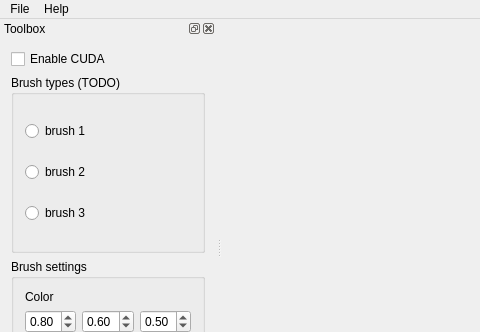
This is src/gui/mainwindow.ui in msypetkowski/2.5DPaint as Qt 5 draws it before an edit; both pictures show x 0 to 480 and y 0 to 332 of the 773 by 496 pixel window. The edited form follows.
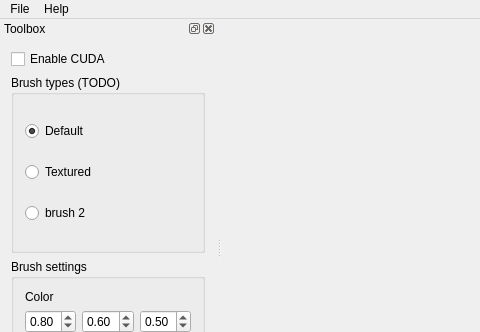
This is the edited form. Custom widgets are drawn as their Qt base class.

Commit message: Textured brush wip

Diff of the .ui file:
```diff
--- a/src/gui/mainwindow.ui
+++ b/src/gui/mainwindow.ui
@@ -102,7 +102,20 @@
            <cursorShape>PointingHandCursor</cursorShape>
           </property>
           <property name="text">
-           <string>brush 1</string>
+           <string>Default</string>
+          </property>
+          <property name="checked">
+           <bool>true</bool>
+          </property>
+         </widget>
+        </item>
+        <item>
+         <widget class="QRadioButton" name="texturedBrush">
+          <property name="cursor">
+           <cursorShape>PointingHandCursor</cursorShape>
+          </property>
+          <property name="text">
+           <string>Textured</string>
           </property>
          </widget>
         </item>
@@ -116,16 +129,6 @@
           </property>
          </widget>
         </item>
-        <item>
-         <widget class="QRadioButton" name="radioButton_2">
-          <property name="cursor">
-           <cursorShape>PointingHandCursor</cursorShape>
-          </property>
-          <property name="text">
-           <string>brush 3</string>
-          </property>
-         </widget>
-        </item>
        </layout>
       </widget>
      </item>
```
Left out of the diff: 4 changed lines with no effect on the pictures. The commit also changes 8 other files.
